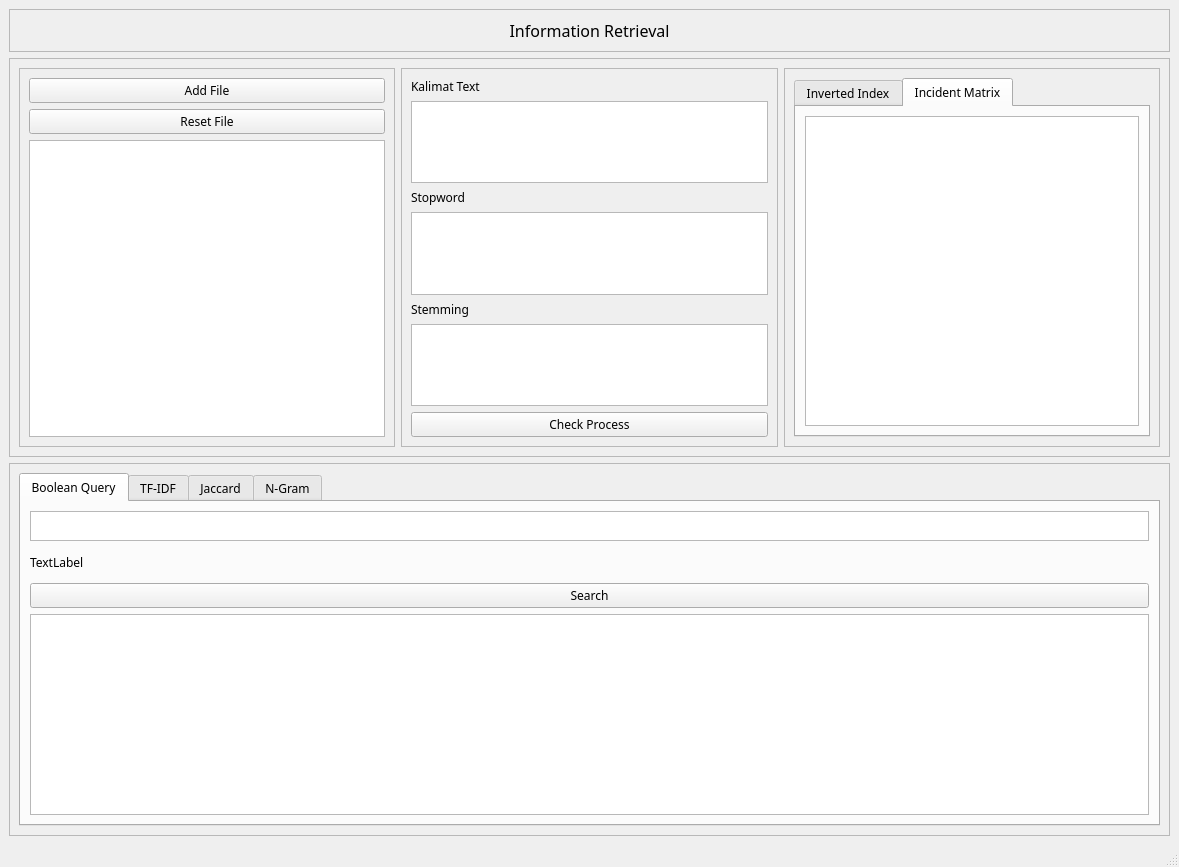
This is stkifix.ui in adam-breda/STKI-LUV as Qt 5 draws it before an edit. The edited form follows.
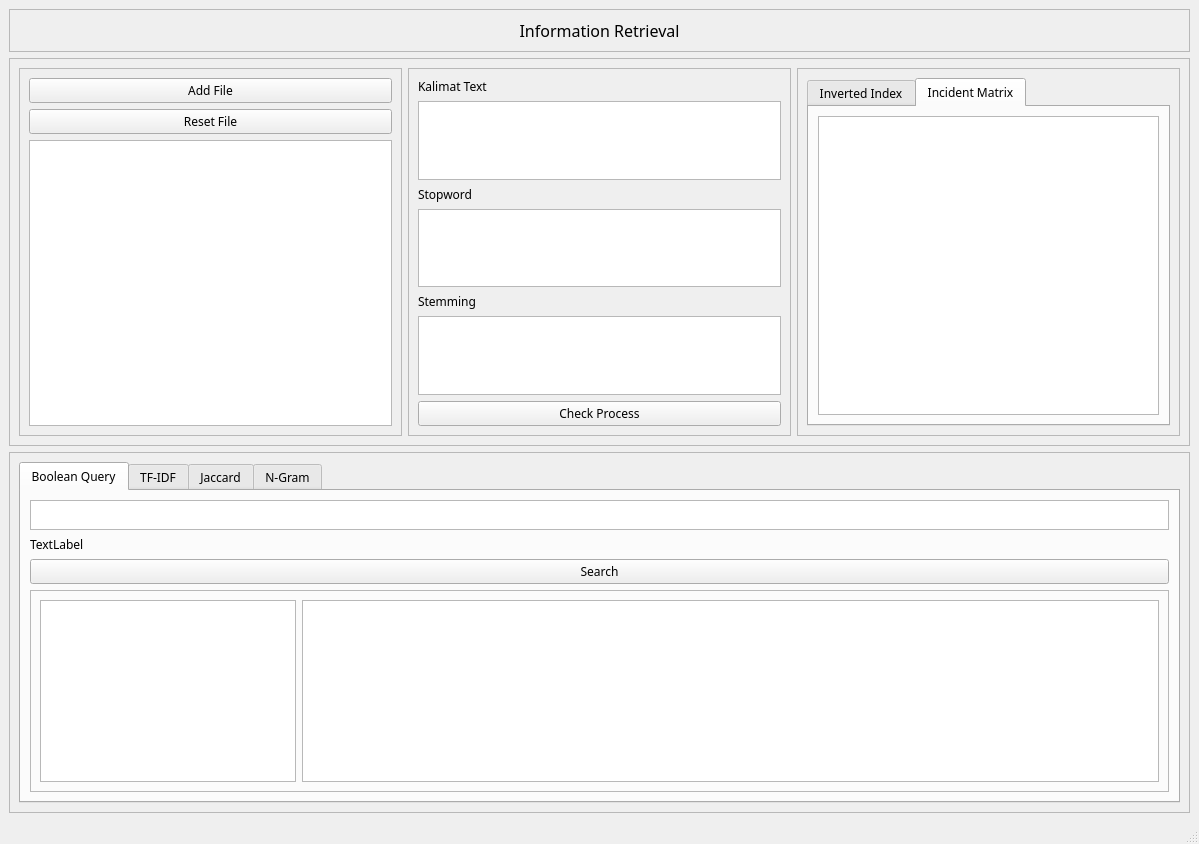
This is the edited form. The open tabs and pages were chosen to show the change.

The edit to the form file:
```diff
--- a/stkifix.ui
+++ b/stkifix.ui
@@ -6,8 +6,8 @@
    <rect>
     <x>0</x>
     <y>0</y>
-    <width>1179</width>
-    <height>867</height>
+    <width>1199</width>
+    <height>844</height>
    </rect>
   </property>
   <property name="windowTitle">
@@ -359,13 +359,35 @@
             </widget>
            </item>
            <item>
-            <widget class="QListWidget" name="listWidget_5">
-             <property name="sizePolicy">
-              <sizepolicy hsizetype="Preferred" vsizetype="Preferred">
-               <horstretch>0</horstretch>
-               <verstretch>0</verstretch>
-              </sizepolicy>
+            <widget class="QFrame" name="frame_10">
+             <property name="frameShape">
+              <enum>QFrame::StyledPanel</enum>
              </property>
+             <property name="frameShadow">
+              <enum>QFrame::Raised</enum>
+             </property>
+             <layout class="QGridLayout" name="gridLayout_4">
+              <item row="0" column="0">
+               <widget class="QListWidget" name="listWidget_12">
+                <property name="sizePolicy">
+                 <sizepolicy hsizetype="Preferred" vsizetype="Expanding">
+                  <horstretch>0</horstretch>
+                  <verstretch>0</verstretch>
+                 </sizepolicy>
+                </property>
+               </widget>
+              </item>
+              <item row="0" column="1">
+               <widget class="QListWidget" name="listWidget_5">
+                <property name="sizePolicy">
+                 <sizepolicy hsizetype="Expanding" vsizetype="Expanding">
+                  <horstretch>0</horstretch>
+                  <verstretch>0</verstretch>
+                 </sizepolicy>
+                </property>
+               </widget>
+              </item>
+             </layout>
             </widget>
            </item>
           </layout>
```
Left out of the diff: 23 changed lines with no effect on the pictures.
